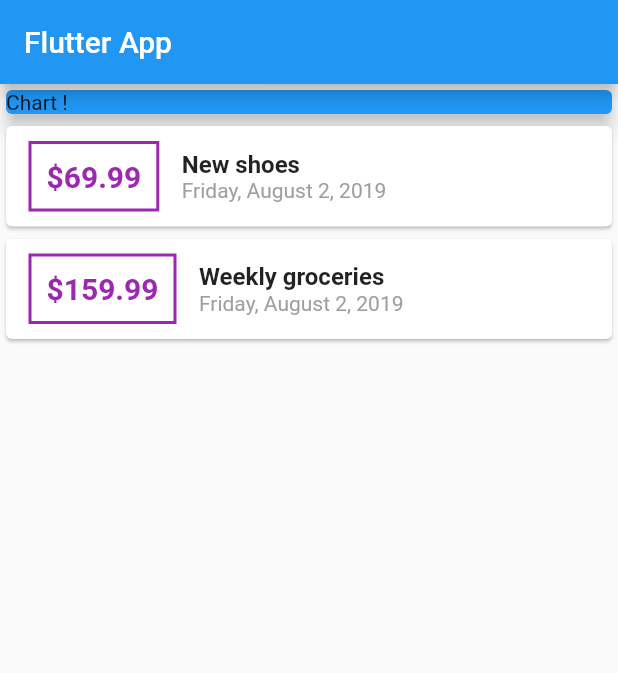
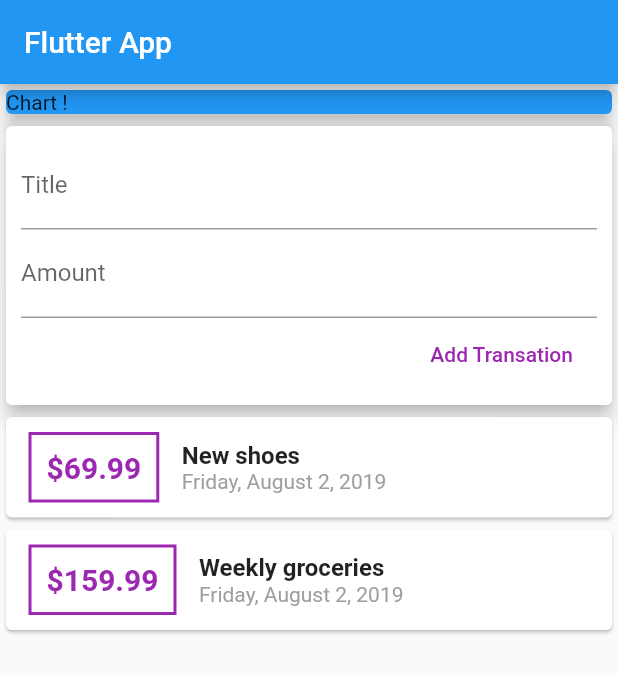
Before and after one commit to Amorem/FlutterExpenses, a Flutter app: the screen it shows after launch, on a phone screen of 412 x 824 dp. Shown: the top 673 px of the screen. Run offline on Flutter 3.47's test engine with Material 2 defaults, Android fonts, the phone set to English and light mode, and no system bars.

Commit message:
Split main.dart into multiple widgets, prepare for state

```diff
--- a/lib/main.dart
+++ b/lib/main.dart
@@ -1,6 +1,5 @@
 import 'package:flutter/material.dart';
-import './transaction.dart';
-import 'package:intl/intl.dart';
+import './widgets/user_transactions.dart';
 
 void main() => runApp(MyApp());
 
@@ -15,15 +14,6 @@ class MyApp extends StatelessWidget {
 }
 
 class MyHomePage extends StatelessWidget {
-  final List<Transaction> transactions = [
-    Transaction(
-        id: 't1', title: 'New shoes', amount: 69.99, date: DateTime.now()),
-    Transaction(
-        id: 't2',
-        title: 'Weekly groceries',
-        amount: 159.99,
-        date: DateTime.now())
-  ];
   @override
   Widget build(BuildContext context) {
     return Scaffold(
@@ -42,44 +32,7 @@ class MyHomePage extends StatelessWidget {
               child: Container(width: 100, child: Text('Chart !')),
             ),
           ),
-          Column(
-            children: transactions.map((tx) {
-              return Card(
-                child: Row(
-                  children: <Widget>[
-                    Container(
-                      margin:
-                          EdgeInsets.symmetric(vertical: 10, horizontal: 15),
-                      decoration: BoxDecoration(
-                          border: Border.all(color: Colors.purple, width: 2)),
-                      padding: EdgeInsets.all(10),
-                      child: Text(
-                        "\$${tx.amount}",
-                        style: TextStyle(
-                            fontWeight: FontWeight.bold,
-                            fontSize: 20,
-                            color: Colors.purple),
-                      ),
-                    ),
-                    Column(
-                      crossAxisAlignment: CrossAxisAlignment.start,
-                      children: <Widget>[
-                        Text(
-                          tx.title,
-                          style: TextStyle(
-                              fontSize: 16, fontWeight: FontWeight.bold),
-                        ),
-                        Text(
-                          DateFormat.yMMMMEEEEd().format(tx.date),
-                          style: TextStyle(color: Colors.grey),
-                        )
-                      ],
-                    )
-                  ],
-                ),
-              );
-            }).toList(),
-          )
+          UserTransactions()
         ],
       ),
     );
--- /dev/null
+++ b/lib/widgets/new_transaction.dart
@@ -0,0 +1,36 @@
+import 'package:flutter/material.dart';
+
+class NewTransaction extends StatelessWidget {
+  final titleController = TextEditingController();
+  final amountController = TextEditingController();
+
+  @override
+  Widget build(BuildContext context) {
+    return Card(
+      elevation: 5,
+      child: Container(
+        padding: EdgeInsets.all(10),
+        child: Column(
+          crossAxisAlignment: CrossAxisAlignment.end,
+          children: <Widget>[
+            TextField(
+              decoration: InputDecoration(labelText: 'Title'),
+              controller: titleController,
+            ),
+            TextField(
+              decoration: InputDecoration(labelText: 'Amount'),
+              controller: amountController,
+            ),
+            FlatButton(
+              child: Text('Add Transation'),
+              textColor: Colors.purple,
+              onPressed: () {
+                print(titleController.text);
+              },
+            )
+          ],
+        ),
+      ),
+    );
+  }
+}
--- /dev/null
+++ b/lib/widgets/transaction_list.dart
@@ -0,0 +1,48 @@
+import 'package:flutter/material.dart';
+import 'package:intl/intl.dart';
+import '../models/transaction.dart';
+
+class TransactionList extends StatelessWidget {
+  final List<Transaction> userTransactions;
+  TransactionList({this.userTransactions});
+
+  @override
+  Widget build(BuildContext context) {
+    return Column(
+      children: userTransactions.map((tx) {
+        return Card(
+          child: Row(
+            children: <Widget>[
+              Container(
+                margin: EdgeInsets.symmetric(vertical: 10, horizontal: 15),
+                decoration: BoxDecoration(
+                    border: Border.all(color: Colors.purple, width: 2)),
+                padding: EdgeInsets.all(10),
+                child: Text(
+                  "\$${tx.amount}",
+                  style: TextStyle(
+                      fontWeight: FontWeight.bold,
+                      fontSize: 20,
+                      color: Colors.purple),
+                ),
+              ),
+              Column(
+                crossAxisAlignment: CrossAxisAlignment.start,
+                children: <Widget>[
+                  Text(
+                    tx.title,
+                    style: TextStyle(fontSize: 16, fontWeight: FontWeight.bold),
+                  ),
+                  Text(
+                    DateFormat.yMMMMEEEEd().format(tx.date),
+                    style: TextStyle(color: Colors.grey),
+                  )
+                ],
+              )
+            ],
+          ),
+        );
+      }).toList(),
+    );
+  }
+}
--- /dev/null
+++ b/lib/widgets/user_transactions.dart
@@ -0,0 +1,32 @@
+import 'package:flutter/material.dart';
+import './transaction_list.dart';
+import './new_transaction.dart';
+import '../models/transaction.dart';
+
+class UserTransactions extends StatefulWidget {
+  @override
+  _UserTransactionsState createState() => _UserTransactionsState();
+}
+
+class _UserTransactionsState extends State<UserTransactions> {
+  final List<Transaction> _userTransactions = [
+    Transaction(
+        id: 't1', title: 'New shoes', amount: 69.99, date: DateTime.now()),
+    Transaction(
+        id: 't2',
+        title: 'Weekly groceries',
+        amount: 159.99,
+        date: DateTime.now())
+  ];
+  @override
+  Widget build(BuildContext context) {
+    return Column(
+      children: <Widget>[
+        NewTransaction(),
+        TransactionList(
+          userTransactions: _userTransactions,
+        )
+      ],
+    );
+  }
+}
```
Also changed, not shown: lib/models/transaction.dart (renamed from lib/transaction.dart).
